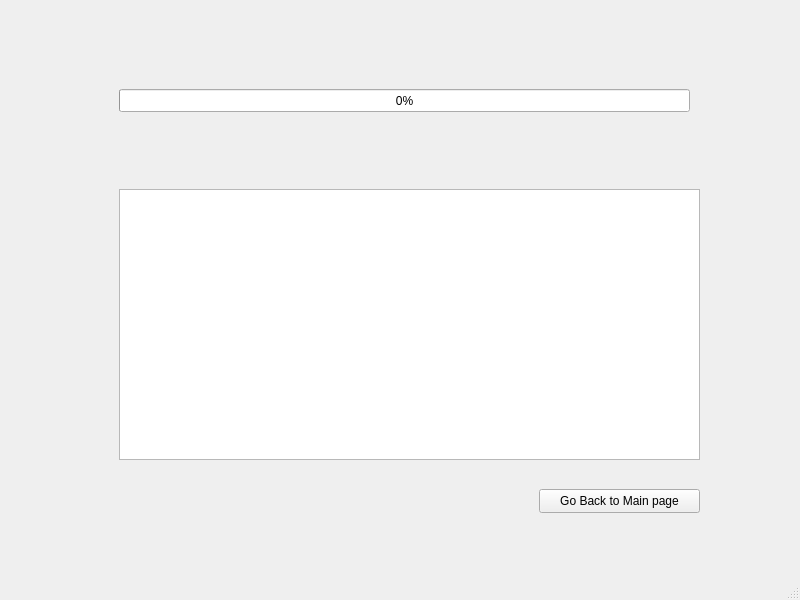
First picture: the form in mainwindow.ui, repository vbaswin/Memory-Forensics-Data-Carving-Tool, before the edit.
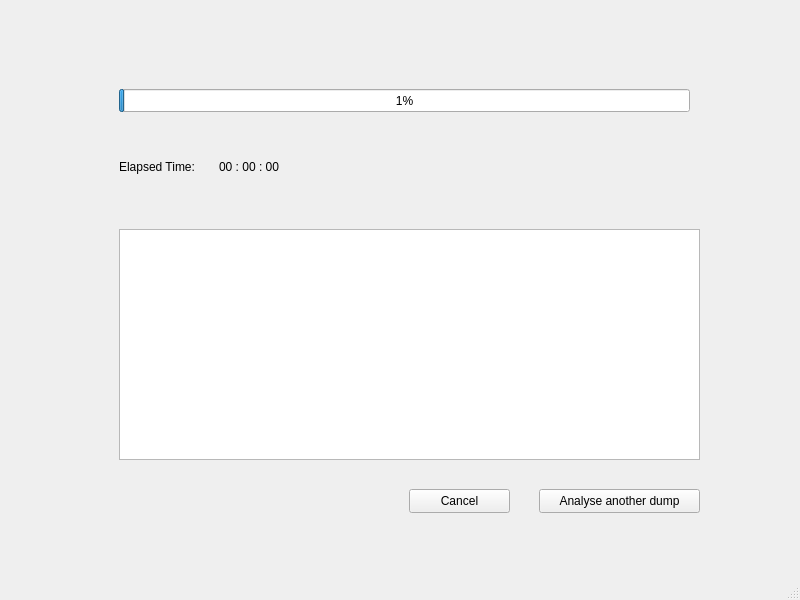
Second picture: the form after the edit. The open tabs and pages were chosen to show the change.

Commit message: before removing temp vector

Patch:
```diff
--- a/mainwindow.ui
+++ b/mainwindow.ui
@@ -111,16 +111,16 @@
          </rect>
         </property>
         <property name="text">
-         <string>Go Back to Main page</string>
+         <string>Analyse another dump</string>
         </property>
        </widget>
        <widget class="QTextBrowser" name="outputDiplayTextBrowser">
         <property name="geometry">
          <rect>
           <x>110</x>
-          <y>180</y>
+          <y>220</y>
           <width>581</width>
-          <height>271</height>
+          <height>231</height>
          </rect>
         </property>
         <property name="html">
@@ -144,7 +144,46 @@
          </rect>
         </property>
         <property name="value">
-         <number>0</number>
+         <number>1</number>
+        </property>
+       </widget>
+       <widget class="QLabel" name="timeLabel">
+        <property name="geometry">
+         <rect>
+          <x>210</x>
+          <y>150</y>
+          <width>81</width>
+          <height>16</height>
+         </rect>
+        </property>
+        <property name="text">
+         <string>00 : 00 : 00</string>
+        </property>
+       </widget>
+       <widget class="QLabel" name="label_2">
+        <property name="geometry">
+         <rect>
+          <x>110</x>
+          <y>150</y>
+          <width>91</width>
+          <height>16</height>
+         </rect>
+        </property>
+        <property name="text">
+         <string>Elapsed Time: </string>
+        </property>
+       </widget>
+       <widget class="QPushButton" name="cancelButton">
+        <property name="geometry">
+         <rect>
+          <x>400</x>
+          <y>480</y>
+          <width>101</width>
+          <height>24</height>
+         </rect>
+        </property>
+        <property name="text">
+         <string>Cancel</string>
         </property>
        </widget>
       </widget>
```
Left out of the diff: 35 changed lines with no effect on the pictures. The commit also changes 2 other files.
